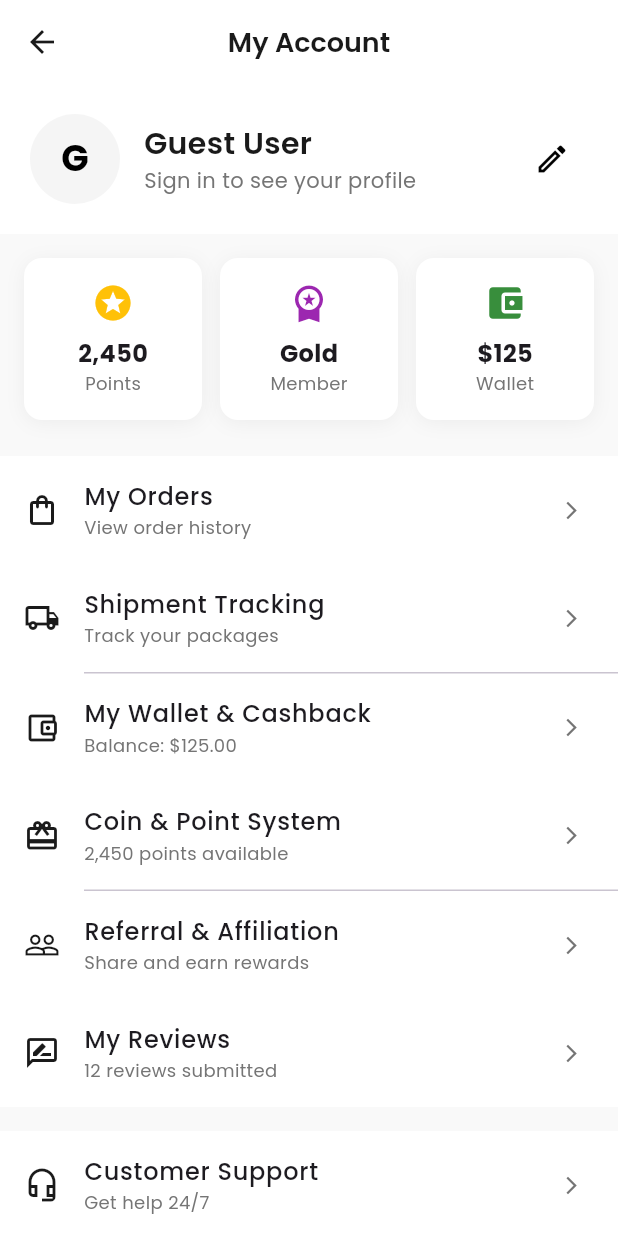
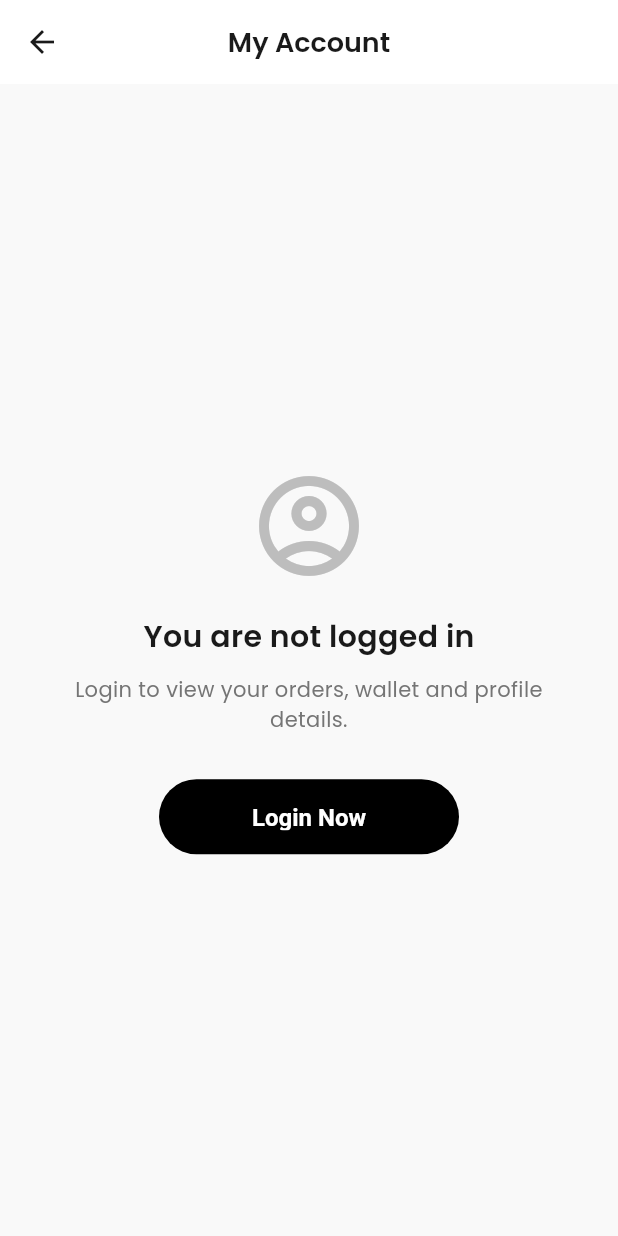
Before and after one commit to abdulrumani/GoShary, a Flutter app: the _AccountView screen opened directly, on a phone screen of 412 x 824 dp. Run offline on Flutter 3.47's test engine with Material 3 defaults, Android fonts, the phone set to English and light mode, and no system bars; our stand-ins replace cached_network_image, carousel_slider, dio, firebase_core, firebase_messaging, flutter_bloc and 7 more; accounts and stored records are empty; network calls fail.

```diff
--- a/lib/core/constants/storage_keys.dart
+++ b/lib/core/constants/storage_keys.dart
@@ -5,4 +5,5 @@ class StorageKeys {
   static const String userName = 'user_name';
   static const String appLang = 'app_language_code'; // 'en' or 'ar'
   static const String isFirstTime = 'is_first_time_open';
+  static const String cartToken = 'wc_cart_token';
 }
--- a/lib/core/navigation/app_router.dart
+++ b/lib/core/navigation/app_router.dart
@@ -162,9 +162,9 @@ class AppRouter {
       ),
       GoRoute(
         path: '/product-list',
-        name: 'product_list', // Note: Add this to RouteNames if not present
-        parentNavigatorKey: _rootNavigatorKey,
+        name: RouteNames.productList, // یقینی بنائیں کہ route_names.dart میں یہ نام ہو
         builder: (context, state) {
+          // ڈیٹا وصول کریں (Category ID اور Name)
           final extra = state.extra as Map<String, dynamic>;
           return ProductListScreen(
             categoryId: extra['id'],
--- a/lib/core/services/di_container.dart
+++ b/lib/core/services/di_container.dart
@@ -7,6 +7,7 @@ import '../api/api_client.dart';
 import '../api/interceptors/auth_interceptor.dart';
 import '../api/interceptors/logging_interceptor.dart';
 import 'storage_service.dart';
+import 'notification_service.dart'; // ✅ New Import
 
 // --- Feature 00: Splash ---
 import '../../features/00_splash/data/datasources/splash_remote_datasource.dart';
@@ -106,6 +107,9 @@ Future<void> setupServiceLocator() async {
   sl.registerLazySingleton(() => AuthInterceptor(sharedPreferences: sl()));
   sl.registerLazySingleton(() => LoggingInterceptor());
   sl.registerLazySingleton(() => ApiClient(sharedPreferences: sl()));
+
+  // Notification Service (Singleton)
+  sl.registerLazySingleton(() => NotificationService());
 
   // ================================================================
   // 3. Features
--- a/lib/core/services/storage_service.dart
+++ b/lib/core/services/storage_service.dart
@@ -11,7 +11,7 @@ class StorageService {
   // 1. Auth & User Data (لاگ ان اور یوزر ڈیٹا)
   // ================================================================
 
-  /// یوزر کا ٹوکن محفوظ کریں (Login کے بعد)
+  /// یوزر کا ٹوکن محفوظ کریں
   Future<bool> saveUserToken(String token) async {
     return await _prefs.setString(StorageKeys.userToken, token);
   }
@@ -26,57 +26,70 @@ class StorageService {
     return await _prefs.setString(StorageKeys.userId, id);
   }
 
+  /// یوزر کا ID حاصل کریں
   String? getUserId() {
     return _prefs.getString(StorageKeys.userId);
   }
 
-  /// یوزر کا نام اور ای میل محفوظ کریں (پروفائل کے لیے)
+  /// یوزر کا نام اور ای میل محفوظ کریں
   Future<void> saveUserInfo(String name, String email) async {
     await _prefs.setString(StorageKeys.userName, name);
     await _prefs.setString(StorageKeys.userEmail, email);
   }
 
-  /// کیا یوزر لاگ ان ہے؟ (اگر ٹوکن موجود ہے تو ہاں)
+  /// کیا یوزر لاگ ان ہے؟
   bool get hasToken => _prefs.containsKey(StorageKeys.userToken);
 
   // ================================================================
-  // 2. App Settings (زبان اور تھیم)
+  // 2. Cart Token (WooCommerce Store API کے لیے) ✅ NEW
   // ================================================================
 
-  /// ایپ کی زبان محفوظ کریں (ar یا en)
+  /// کارٹ کا سیشن ٹوکن محفوظ کریں (تاکہ کارٹ خالی نہ ہو)
+  Future<void> saveCartToken(String token) async {
+    await _prefs.setString(StorageKeys.cartToken, token);
+  }
+
+  /// کارٹ کا ٹوکن حاصل کریں
+  String? getCartToken() {
+    return _prefs.getString(StorageKeys.cartToken);
+  }
+
+  // ================================================================
+  // 3. App Settings (زبان)
+  // ================================================================
+
+  /// ایپ کی زبان محفوظ کریں
   Future<bool> saveAppLanguage(String languageCode) async {
     return await _prefs.setString(StorageKeys.appLang, languageCode);
   }
 
-  /// ایپ کی موجودہ زبان حاصل کریں (ڈیفالٹ 'en')
+  /// ایپ کی موجودہ زبان حاصل کریں
   String getAppLanguage() {
     return _prefs.getString(StorageKeys.appLang) ?? 'en';
   }
 
   // ================================================================
-  // 3. Onboarding (کیا ایپ پہلی بار کھلی ہے؟)
+  // 4. Onboarding (کیا ایپ پہلی بار کھلی ہے؟)
   // ================================================================
 
-  /// چیک کریں کہ کیا یہ پہلی بار ہے؟
   bool isFirstTimeOpen() {
     return _prefs.getBool(StorageKeys.isFirstTime) ?? true;
   }
 
-  /// سیٹ کریں کہ اب پہلی بار نہیں رہی (Onboarding دکھانے کے بعد)
   Future<bool> setFirstTimeChecked() async {
     return await _prefs.setBool(StorageKeys.isFirstTime, false);
   }
 
   // ================================================================
-  // 4. Logout (ڈیٹا صاف کرنا)
+  // 5. Logout (ڈیٹا صاف کرنا)
   // ================================================================
 
-  /// جب یوزر لاگ آؤٹ کرے تو صرف یوزر کا ڈیٹا ہٹائیں (زبان وغیرہ رہنے دیں)
+  /// لاگ آؤٹ پر یوزر کا ڈیٹا صاف کریں
   Future<void> logout() async {
     await _prefs.remove(StorageKeys.userToken);
     await _prefs.remove(StorageKeys.userId);
     await _prefs.remove(StorageKeys.userName);
     await _prefs.remove(StorageKeys.userEmail);
-    // نوٹ: ہم appLang یا isFirstTime کو ریموو نہیں کر رہے
+    // نوٹ: ہم Cart Token یا Language کو صاف نہیں کر رہے تاکہ یوزر کا تجربہ خراب نہ ہو
   }
 }
--- a/lib/features/06_wishlist/domain/repositories/wishlist_repository.dart
+++ b/lib/features/06_wishlist/domain/repositories/wishlist_repository.dart
@@ -1,9 +1,8 @@
 import '../../../03_product_and_category/domain/entities/product.dart';
 
 abstract class WishlistRepository {
-  // وش لسٹ کی لسٹ لائیں
   Future<List<Product>> getWishlist();
 
-  // وش لسٹ میں شامل کریں یا نکالیں (Toggle)
-  Future<bool> toggleWishlist(int productId);
+  // 👇 تبدیلی یہاں ہے: int کی جگہ Product
+  Future<bool> toggleWishlist(Product product);
 }
--- a/lib/features/06_wishlist/domain/usecases/toggle_wishlist_usecase.dart
+++ b/lib/features/06_wishlist/domain/usecases/toggle_wishlist_usecase.dart
@@ -1,3 +1,4 @@
+import '../../../03_product_and_category/domain/entities/product.dart'; // Import Product
 import '../repositories/wishlist_repository.dart';
 
 class ToggleWishlist {
@@ -5,7 +6,8 @@ class ToggleWishlist {
 
   ToggleWishlist({required this.repository});
 
-  Future<bool> call(int productId) async {
-    return await repository.toggleWishlist(productId);
+  // 👇 تبدیلی یہاں ہے
+  Future<bool> call(Product product) async {
+    return await repository.toggleWishlist(product);
   }
 }
--- a/lib/features/07_account_and_support/presentation/dashboard/screens/account_dashboard_screen.dart
+++ b/lib/features/07_account_and_support/presentation/dashboard/screens/account_dashboard_screen.dart
@@ -6,7 +6,7 @@ import 'package:go_router/go_router.dart';
 import 'package:goshary_app/core/config/app_colors.dart';
 import 'package:goshary_app/core/config/app_typography.dart';
 import 'package:goshary_app/core/navigation/route_names.dart';
-import 'package:goshary_app/core/services/di_container.dart';
+import 'package:goshary_app/core/widgets/custom_button.dart'; // ✅ Added for Guest Mode Button
 
 // Feature Imports
 import 'package:goshary_app/features/01_auth/presentation/bloc/auth_bloc.dart';
@@ -18,10 +18,6 @@ class AccountDashboardScreen extends StatelessWidget {
 
   @override
   Widget build(BuildContext context) {
-    // AuthBloc پہلے سے Global ہے (app.dart میں)، اس لیے یہاں دوبارہ Provide کرنے کی ضرورت نہیں
-    // لیکن اگر آپ چاہیں کہ یہاں یوزر ڈیٹا ریفریش ہو تو الگ Cubit بنا سکتے ہیں۔
-    // فی الحال ہم AuthBloc کی State استعمال کریں گے۔
-
     return const _AccountView();
   }
 }
@@ -30,18 +26,19 @@ class _AccountView extends StatelessWidget {
   const _AccountView();
 
   void _onLogout(BuildContext context) {
-    // لاگ آؤٹ ڈائیلاگ دکھائیں
     showDialog(
       context: context,
       builder: (ctx) => AlertDialog(
         title: const Text("Log Out"),
         content: const Text("Are you sure you want to log out?"),
         actions: [
-          TextButton(onPressed: () => Navigator.pop(ctx), child: const Text("Cancel")),
+          TextButton(
+            onPressed: () => Navigator.pop(ctx),
+            child: const Text("Cancel"),
+          ),
           TextButton(
             onPressed: () {
-              Navigator.pop(ctx); // ڈائیلاگ بند کریں
-              // لاگ آؤٹ ایونٹ بھیجیں
+              Navigator.pop(ctx);
               context.read<AuthBloc>().add(LogoutRequested());
             },
             child: const Text("Log Out", style: TextStyle(color: AppColors.error)),
@@ -68,33 +65,64 @@ class _AccountView extends StatelessWidget {
           backgroundColor: Colors.white,
           elevation: 0,
         ),
-        body: SingleChildScrollView(
+        body: BlocBuilder<AuthBloc, AuthState>(
+          builder: (context, state) {
+
+            // 🛑 1. Guest User Logic (اگر لاگ ان نہیں ہے)
+            if (state is! AuthSuccess) {
+              return Center(
+                child: Padding(
+                  padding: const EdgeInsets.all(24.0),
+                  child: Column(
+                    mainAxisAlignment: MainAxisAlignment.center,
+                    children: [
+                      Icon(Icons.account_circle_outlined, size: 80, color: Colors.grey.shade400),
+                      const SizedBox(height: 20),
+                      Text(
+                        "You are not logged in",
+                        style: AppTypography.textTheme.titleLarge,
+                      ),
+                      const SizedBox(height: 10),
+                      const Text(
+                        "Login to view your orders, wallet and profile details.",
+                        textAlign: TextAlign.center,
+                        style: TextStyle(color: AppColors.textSecondary),
+                      ),
+                      const SizedBox(height: 30),
+                      CustomButton(
+                        text: "Login Now",
+                        width: 200,
+                        onPressed: () => context.pushNamed(RouteNames.login),
+                      ),
+                    ],
+                  ),
+                ),
+              );
+            }
+
+            // ✅ 2. Logged In User Dashboard
+            final user = state.user;
+
+            return SingleChildScrollView(
               child: Column(
                 children: [
-              // 1. User Profile Header
+                  // --- Profile Header ---
                   Container(
                     color: Colors.white,
                     padding: const EdgeInsets.all(20),
-                child: BlocBuilder<AuthBloc, AuthState>(
-                  builder: (context, state) {
-                    String name = "Guest User";
-                    String email = "Sign in to see your profile";
-                    String avatarUrl = "";
-
-                    if (state is AuthSuccess) {
-                      name = "${state.user.firstName} ${state.user.lastName}";
-                      email = state.user.email;
-                      avatarUrl = state.user.avatarUrl;
-                    }
-
-                    return Row(
+                    child: Row(
                       children: [
                         CircleAvatar(
                           radius: 30,
                           backgroundColor: AppColors.inputFill,
-                          backgroundImage: avatarUrl.isNotEmpty ? NetworkImage(avatarUrl) : null,
-                          child: avatarUrl.isEmpty
-                              ? Text(name[0], style: const TextStyle(fontSize: 24, fontWeight: FontWeight.bold, color: AppColors.primary))
+                          backgroundImage: user.avatarUrl.isNotEmpty
+                              ? NetworkImage(user.avatarUrl)
+                              : null,
+                          child: user.avatarUrl.isEmpty
+                              ? Text(
+                            user.firstName.isNotEmpty ? user.firstName[0].toUpperCase() : "U",
+                            style: const TextStyle(fontSize: 24, fontWeight: FontWeight.bold, color: AppColors.primary),
+                          )
                               : null,
                         ),
                         const SizedBox(width: 16),
@@ -102,26 +130,30 @@ class _AccountView extends StatelessWidget {
                           child: Column(
                             crossAxisAlignment: CrossAxisAlignment.start,
                             children: [
-                              Text(name, style: AppTypography.textTheme.titleLarge),
-                              Text(email, style: AppTypography.textTheme.bodyMedium),
+                              Text(
+                                "${user.firstName} ${user.lastName}",
+                                style: AppTypography.textTheme.titleLarge,
+                              ),
+                              Text(
+                                user.email,
+                                style: AppTypography.textTheme.bodyMedium,
+                              ),
                             ],
                           ),
                         ),
                         IconButton(
                           icon: const Icon(Icons.edit_outlined, color: AppColors.primary),
                           onPressed: () {
-                            // Edit Profile Screen
+                            // Edit Profile Feature
                           },
                         )
                       ],
-                    );
-                  },
                     ),
                   ),
 
                   const SizedBox(height: 16),
 
-              // 2. Stats Grid (Points, Status, Wallet) [cite: 228-233]
+                  // --- Stats Grid ---
                   Padding(
                     padding: const EdgeInsets.symmetric(horizontal: 16),
                     child: Row(
@@ -137,7 +169,7 @@ class _AccountView extends StatelessWidget {
 
                   const SizedBox(height: 24),
 
-              // 3. Menu Options
+                  // --- Menu Options ---
                   Container(
                     color: Colors.white,
                     child: Column(
@@ -147,17 +179,22 @@ class _AccountView extends StatelessWidget {
                           icon: Icons.shopping_bag_outlined,
                           title: "My Orders",
                           subtitle: "View order history",
-                      onTap: () => context.pushNamed(RouteNames.myOrders), // ✅ یہ پہلے سے ٹھیک تھا
+                          onTap: () => context.pushNamed(RouteNames.myOrders),
                         ),
                         _buildMenuTile(
                           context,
                           icon: Icons.local_shipping_outlined,
                           title: "Shipment Tracking",
                           subtitle: "Track your packages",
-                      // 👇 ٹریکنگ اسکرین کے لیے (پہلے آرڈر کی ضرورت ہو سکتی ہے، فی الحال ٹیسٹ کے لیے ڈائریکٹ روٹ)
-                      // اصلی ایپ میں ٹریکنگ ہمیشہ آرڈر لسٹ کے اندر سے کھلتی ہے،
-                      // لیکن اگر آپ الگ اسکرین رکھنا چاہتے ہیں تو اسے روٹر میں ایڈ کرنا ہوگا
-                      onTap: () => context.pushNamed(RouteNames.myOrders),
+                          onTap: () => context.pushNamed(RouteNames.orderTracking),
+                        ),
+                        const Divider(height: 1, indent: 56),
+                        _buildMenuTile(
+                          context,
+                          icon: Icons.location_on_outlined,
+                          title: "My Addresses",
+                          subtitle: "Manage delivery addresses",
+                          onTap: () => context.pushNamed(RouteNames.myAddresses),
                         ),
                         const Divider(height: 1, indent: 56),
                         _buildMenuTile(
@@ -165,7 +202,6 @@ class _AccountView extends StatelessWidget {
                           icon: Icons.account_balance_wallet_outlined,
                           title: "My Wallet & Cashback",
                           subtitle: "Balance: \$125.00",
-                      // 👇 والیٹ اسکرین
                           onTap: () => context.pushNamed(RouteNames.wallet),
                         ),
                         _buildMenuTile(
@@ -173,7 +209,6 @@ class _AccountView extends StatelessWidget {
                           icon: Icons.card_giftcard,
                           title: "Coin & Point System",
                           subtitle: "2,450 points available",
-                      // 👇 پوائنٹس اسکرین
                           onTap: () => context.pushNamed(RouteNames.points),
                         ),
                         const Divider(height: 1, indent: 56),
@@ -182,7 +217,6 @@ class _AccountView extends StatelessWidget {
                           icon: Icons.people_outline,
                           title: "Referral & Affiliation",
                           subtitle: "Share and earn rewards",
-                      // 👇 ریفرل اسکرین
                           onTap: () => context.pushNamed(RouteNames.referral),
                         ),
                         _buildMenuTile(
@@ -190,8 +224,7 @@ class _AccountView extends StatelessWidget {
                           icon: Icons.rate_review_outlined,
                           title: "My Reviews",
                           subtitle: "12 reviews submitted",
-                      // 👇 ریویوز اسکرین (اگر روٹر میں ایڈ نہیں تو پہلے ایڈ کریں)
-                      onTap: () => context.pushNamed(RouteNames.productReviews, pathParameters: {'id': '0'}), // عارضی ID
+                          onTap: () => context.pushNamed(RouteNames.myReviews),
                         ),
                       ],
                     ),
@@ -199,7 +232,7 @@ class _AccountView extends StatelessWidget {
 
                   const SizedBox(height: 16),
 
-              // 4. Settings & Support
+                  // --- Settings & Support ---
                   Container(
                     color: Colors.white,
                     child: Column(
@@ -209,25 +242,14 @@ class _AccountView extends StatelessWidget {
                           icon: Icons.headset_mic_outlined,
                           title: "Customer Support",
                           subtitle: "Get help 24/7",
-                      onTap: () {
-                        // Open Support Chat
-                      },
+                          onTap: () => context.pushNamed(RouteNames.support),
                         ),
                         _buildMenuTile(
                           context,
                           icon: Icons.settings_outlined,
                           title: "Settings",
                           subtitle: "Account preferences",
-                      onTap: () {
-                        // Open Settings
-                      },
-                    ),
-                    _buildMenuTile(
-                      context,
-                      icon: Icons.lock_outline,
-                      title: "Privacy & Security",
-                      subtitle: "Manage your data",
-                      onTap: () {},
+                          onTap: () => context.pushNamed(RouteNames.settings),
                         ),
                         const Divider(height: 1),
                         ListTile(
@@ -244,6 +266,8 @@ class _AccountView extends StatelessWidget {
                   const SizedBox(height: 30),
                 ],
               ),
+            );
+          },
         ),
       ),
     );
```
Also changed, not shown: lib/app.dart (+10 -30 lines), lib/features/04_cart/data/datasources/cart_remote_datasource.dart (+56 -37 lines), lib/features/04_cart/data/models/cart_item_model.dart (+48 -28 lines), lib/features/06_wishlist/data/datasources/wishlist_remote_datasource.dart (+49 -66 lines), lib/features/06_wishlist/data/repositories/wishlist_repository_impl.dart (+21 -6 lines). Lines whose indentation alone changed are shown as unchanged.
